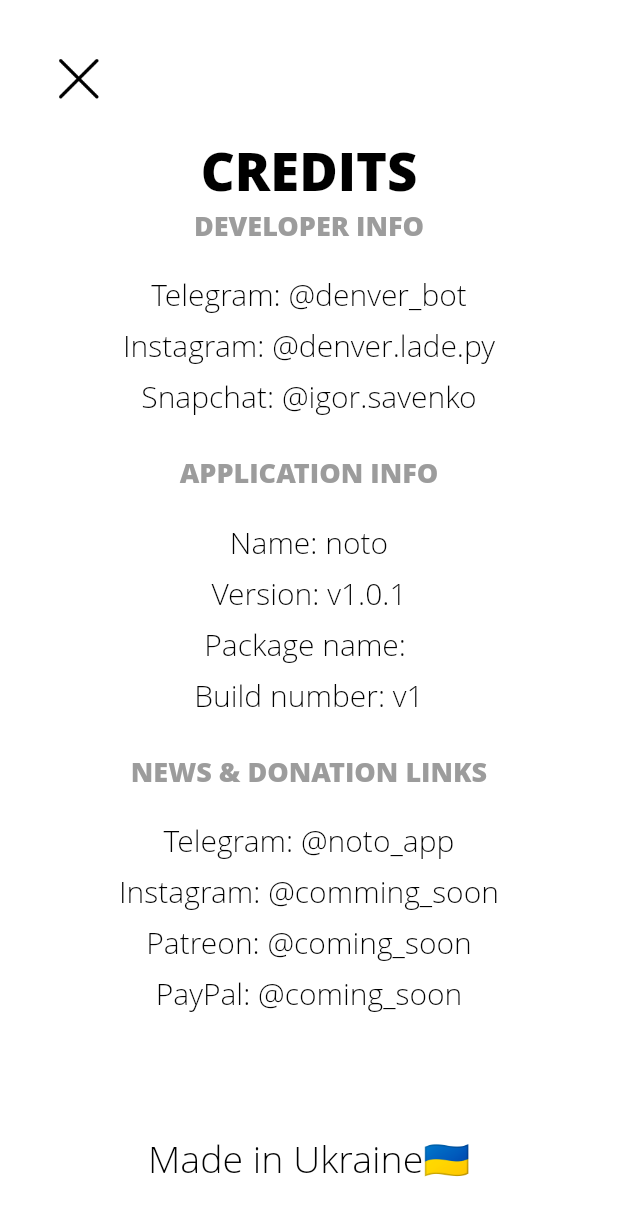
After one commit to denver-code/noto, a Flutter app: the CreditScreen screen opened by its route, on a phone screen of 412 x 824 dp. The commit adds this screen. Shown: the top 1216 px of the screen. Run offline on Flutter 3.47's test engine with Material 2 defaults, Android fonts, the phone set to English and light mode, and no system bars; our stand-ins replace package_info_plus, shared_preferences; accounts and stored records are empty; Roboto replaces fonts that are missing (Open Sans).

Commit message:
update 1.0.1

```diff
--- a/lib/internal/todo_item.dart
+++ /dev/null
@@ -1,34 +0,0 @@
-import 'package:flutter/material.dart';
-import 'package:noto/internal/todo_model.dart';
-
-class TodoItem extends StatelessWidget {
-  TodoItem({
-    required this.todo,
-    required this.onTodoChanged,
-  }) : super(key: ObjectKey(todo));
-
-  final Todo todo;
-  final onTodoChanged;
-
-  TextStyle? _getTextStyle(bool checked) {
-    if (!checked) return null;
-
-    return TextStyle(
-      color: Colors.black54,
-      decoration: TextDecoration.lineThrough,
-    );
-  }
-
-  @override
-  Widget build(BuildContext context) {
-    return ListTile(
-      onTap: () {
-        onTodoChanged(todo);
-      },
-      leading: CircleAvatar(
-        child: Text(todo.name[0]),
-      ),
-      title: Text(todo.name, style: _getTextStyle(todo.checked)),
-    );
-  }
-}
--- a/lib/internal/todo_model.dart
+++ /dev/null
@@ -1,5 +0,0 @@
-class Todo {
-  Todo({required this.name, required this.checked});
-  final String name;
-  bool checked;
-}
--- a/lib/main.dart
+++ b/lib/main.dart
@@ -1,7 +1,9 @@
 import 'package:flutter/material.dart';
+import 'package:noto/screens/credits.dart';
 import 'package:noto/screens/todo_screen.dart';
 
 void main() {
+  WidgetsFlutterBinding.ensureInitialized();
   runApp(const MyApp());
 }
 
@@ -13,11 +15,12 @@ class MyApp extends StatelessWidget {
     return MaterialApp(
       title: 'NOTO',
       debugShowCheckedModeBanner: false,
-        themeMode: ThemeMode.system,
       theme: ThemeData(
         fontFamily: "Open Sans",
         primarySwatch: Colors.blue,
       ),
-        home: const ToDoScreen());
+      home: const ToDoScreen(),
+      routes: {"/credits": (_) => const CreditScreen()},
+    );
   }
 }
--- /dev/null
+++ b/lib/screens/credits.dart
@@ -0,0 +1,321 @@
+import 'package:flutter/material.dart';
+import 'package:noto/internal/hex_color.dart';
+import 'package:package_info_plus/package_info_plus.dart';
+import 'package:shared_preferences/shared_preferences.dart';
+
+class CreditScreen extends StatefulWidget {
+  const CreditScreen({Key? key}) : super(key: key);
+
+  @override
+  State<CreditScreen> createState() => _CreditScreenState();
+}
+
+class _CreditScreenState extends State<CreditScreen> {
+  bool isDarkTheme = false;
+  List tasks = [];
+  String appName = "", packageName = "", version = "", buildNumber = "";
+
+  @override
+  void initState() {
+    super.initState();
+    _loadTheme();
+    _versionParser();
+  }
+
+  _versionParser() async {
+    PackageInfo packageInfo = await PackageInfo.fromPlatform();
+    setState(() {
+      appName = packageInfo.appName;
+      packageName = packageInfo.packageName;
+      version = packageInfo.version;
+      buildNumber = packageInfo.buildNumber;
+    });
+  }
+
+  _loadTheme() async {
+    final prefs = await SharedPreferences.getInstance();
+    setState(() {
+      isDarkTheme = (prefs.getBool('isDarkTheme') ?? false);
+    });
+  }
+
+  @override
+  Widget build(BuildContext context) {
+    return Scaffold(
+      backgroundColor: (() {
+        if (isDarkTheme) {
+          return Colors.black;
+        }
+        return Colors.white;
+      }()),
+      body: SafeArea(
+          child: Padding(
+        padding: const EdgeInsets.all(35),
+        child: Column(
+          crossAxisAlignment: CrossAxisAlignment.start,
+          children: [
+            GestureDetector(
+              onTap: (() {
+                Navigator.of(context).pop();
+              }),
+              child: Image(
+                image: const AssetImage("assets/images/bi_x-lg.png"),
+                width: 35,
+                color: (() {
+                  if (isDarkTheme) {
+                    return Colors.white;
+                  }
+                  return Colors.black;
+                }()),
+              ),
+            ),
+            const SizedBox(
+              height: 20,
+            ),
+            Expanded(
+                child: Center(
+              child: Column(
+                children: [
+                  Text(
+                    "CREDITS",
+                    style: TextStyle(
+                      color: (() {
+                        if (isDarkTheme) {
+                          return Colors.white;
+                        }
+                        return Colors.black;
+                      }()),
+                      fontWeight: FontWeight.w800,
+                      fontSize: 35,
+                    ),
+                  ),
+                  Text(
+                    "DEVELOPER INFO",
+                    style: TextStyle(
+                      color: HexColor.fromHex("#9C9C9C"),
+                      fontWeight: FontWeight.w800,
+                      fontSize: 18,
+                    ),
+                  ),
+                  const SizedBox(
+                    height: 20,
+                  ),
+                  Text(
+                    "Telegram: @denver_bot",
+                    style: TextStyle(
+                      color: (() {
+                        if (isDarkTheme) {
+                          return Colors.white;
+                        }
+                        return Colors.black;
+                      }()),
+                      fontWeight: FontWeight.w300,
+                      fontSize: 20,
+                    ),
+                  ),
+                  const SizedBox(
+                    height: 7,
+                  ),
+                  Text(
+                    "Instagram: @denver.lade.py",
+                    style: TextStyle(
+                      color: (() {
+                        if (isDarkTheme) {
+                          return Colors.white;
+                        }
+                        return Colors.black;
+                      }()),
+                      fontWeight: FontWeight.w300,
+                      fontSize: 20,
+                    ),
+                  ),
+                  const SizedBox(
+                    height: 7,
+                  ),
+                  Text(
+                    "Snapchat: @igor.savenko",
+                    style: TextStyle(
+                      color: (() {
+                        if (isDarkTheme) {
+                          return Colors.white;
+                        }
+                        return Colors.black;
+                      }()),
+                      fontWeight: FontWeight.w300,
+                      fontSize: 20,
+                    ),
+                  ),
+                  const SizedBox(
+                    height: 25,
+                  ),
+                  Text(
+                    "APPLICATION INFO",
+                    style: TextStyle(
+                      color: HexColor.fromHex("#9C9C9C"),
+                      fontWeight: FontWeight.w800,
+                      fontSize: 18,
+                    ),
+                  ),
+                  const SizedBox(
+                    height: 20,
+                  ),
+                  Text(
+                    "Name: $appName",
+                    style: TextStyle(
+                      color: (() {
+                        if (isDarkTheme) {
+                          return Colors.white;
+                        }
+                        return Colors.black;
+                      }()),
+                      fontWeight: FontWeight.w300,
+                      fontSize: 20,
+                    ),
+                  ),
+                  const SizedBox(
+                    height: 7,
+                  ),
+                  Text(
+                    "Version: v$version",
+                    style: TextStyle(
+                      color: (() {
+                        if (isDarkTheme) {
+                          return Colors.white;
+                        }
+                        return Colors.black;
+                      }()),
+                      fontWeight: FontWeight.w300,
+                      fontSize: 20,
+                    ),
+                  ),
+                  const SizedBox(
+                    height: 7,
+                  ),
+                  Text(
+                    "Package name: $packageName",
+                    style: TextStyle(
+                      color: (() {
+                        if (isDarkTheme) {
+                          return Colors.white;
+                        }
+                        return Colors.black;
+                      }()),
+                      fontWeight: FontWeight.w300,
+                      fontSize: 20,
+                    ),
+                  ),
+                  const SizedBox(
+                    height: 7,
+                  ),
+                  Text(
+                    "Build number: v$buildNumber",
+                    style: TextStyle(
+                      color: (() {
+                        if (isDarkTheme) {
+                          return Colors.white;
+                        }
+                        return Colors.black;
+                      }()),
+                      fontWeight: FontWeight.w300,
+                      fontSize: 20,
+                    ),
+                  ),
+                  const SizedBox(
+                    height: 25,
+                  ),
+                  Text(
+                    "NEWS & DONATION LINKS",
+                    style: TextStyle(
+                      color: HexColor.fromHex("#9C9C9C"),
+                      fontWeight: FontWeight.w800,
+                      fontSize: 18,
+                    ),
+                  ),
+                  const SizedBox(
+                    height: 20,
+                  ),
+                  Text(
+                    "Telegram: @noto_app",
+                    style: TextStyle(
+                      color: (() {
+                        if (isDarkTheme) {
+                          return Colors.white;
+                        }
+                        return Colors.black;
+                      }()),
+                      fontWeight: FontWeight.w300,
+                      fontSize: 20,
+                    ),
+                  ),
+                  const SizedBox(
+                    height: 7,
+                  ),
+                  Text(
+                    "Instagram: @comming_soon",
+                    style: TextStyle(
+                      color: (() {
+                        if (isDarkTheme) {
+                          return Colors.white;
+                        }
+                        return Colors.black;
+                      }()),
+                      fontWeight: FontWeight.w300,
+                      fontSize: 20,
+                    ),
+                  ),
+                  const SizedBox(
+                    height: 7,
+                  ),
+                  Text(
+                    "Patreon: @coming_soon",
+                    style: TextStyle(
+                      color: (() {
+                        if (isDarkTheme) {
+                          return Colors.white;
+                        }
+                        return Colors.black;
+                      }()),
+                      fontWeight: FontWeight.w300,
+                      fontSize: 20,
+                    ),
+                  ),
+                  const SizedBox(
+                    height: 7,
+                  ),
+                  Text(
+                    "PayPal: @coming_soon",
+                    style: TextStyle(
+                      color: (() {
+                        if (isDarkTheme) {
+                          return Colors.white;
+                        }
+                        return Colors.black;
+                      }()),
+                      fontWeight: FontWeight.w300,
+                      fontSize: 20,
+                    ),
+                  ),
+                ],
+              ),
+            )),
+            Center(
+              child: Text(
+                "Made in Ukraine🇺🇦",
+                style: TextStyle(
+                  color: (() {
+                    if (isDarkTheme) {
+                      return Colors.white;
+                    }
+                    return Colors.black;
+                  }()),
+                  fontSize: 25,
+                  fontWeight: FontWeight.w300,
+                ),
+              ),
+            ),
+          ],
+        ),
+      )),
+    );
+  }
+}
--- a/lib/screens/todo_screen.dart
+++ b/lib/screens/todo_screen.dart
@@ -2,7 +2,6 @@ import 'dart:convert';
 
 import "package:flutter/material.dart";
 import 'package:noto/internal/hex_color.dart';
-import 'package:noto/internal/todo_model.dart';
 import 'package:shared_preferences/shared_preferences.dart';
 
 class ToDoScreen extends StatefulWidget {
@@ -15,13 +14,7 @@ class ToDoScreen extends StatefulWidget {
 class _ToDoScreenState extends State<ToDoScreen> {
   final TextEditingController _taskName = TextEditingController();
   bool isDarkTheme = false;
-  List tasks = [
-    // {"name": "wake up at 7am", "isChecked": true},
-    // {"name": "brush your teeth", "isChecked": true},
-    // {"name": "walk the dog", "isChecked": true},
-    // {"name": "pay the bills", "isChecked": false},
-    // {"name": "work on UI/UX", "isChecked": false},
-  ];
+  List tasks = [];
 
   @override
   void initState() {
@@ -49,7 +42,9 @@ class _ToDoScreenState extends State<ToDoScreen> {
     final prefs = await SharedPreferences.getInstance();
     setState(() {
       var encodedList = (prefs.getString('today_tasks'));
-      tasks = json.decode(encodedList!);
+      if (encodedList!.isNotEmpty) {
+        tasks = json.decode(encodedList);
+      }
     });
   }
 
@@ -61,7 +56,10 @@ class _ToDoScreenState extends State<ToDoScreen> {
   }
 
   _switchChecked(int index) async {
-    tasks[index]["isChecked"] = !tasks[index]["isChecked"];
+    setState(() {
+      tasks[index]["isChecked"] = !tasks[index]["isChecked"];
+    });
+
     _saveTasks();
   }
 
@@ -143,7 +141,7 @@ class _ToDoScreenState extends State<ToDoScreen> {
                   ),
                 ),
                 GestureDetector(
-                  onTap: () => {},
+                  onTap: () => {Navigator.of(context).pushNamed("/credits")},
                   child: Image(
                     image: const AssetImage("assets/images/coffe_black.png"),
                     color: (() {
@@ -218,6 +216,7 @@ class _ToDoScreenState extends State<ToDoScreen> {
                             onTap: () => _switchChecked(index),
                             child: Text(
                               tasks[index]["name"],
+                              textAlign: TextAlign.center,
                               style: TextStyle(
                                   color: (() {
                                     switch (isDarkTheme) {
```
Also changed, not shown: pubspec.yaml (+10 -2 lines), assets/images/Logo.jpg (added), assets/images/bi_x-lg.png (added), assets/images/icon.png (added), pubspec.lock, 11 other files. Lines whose indentation alone changed are shown as unchanged.
